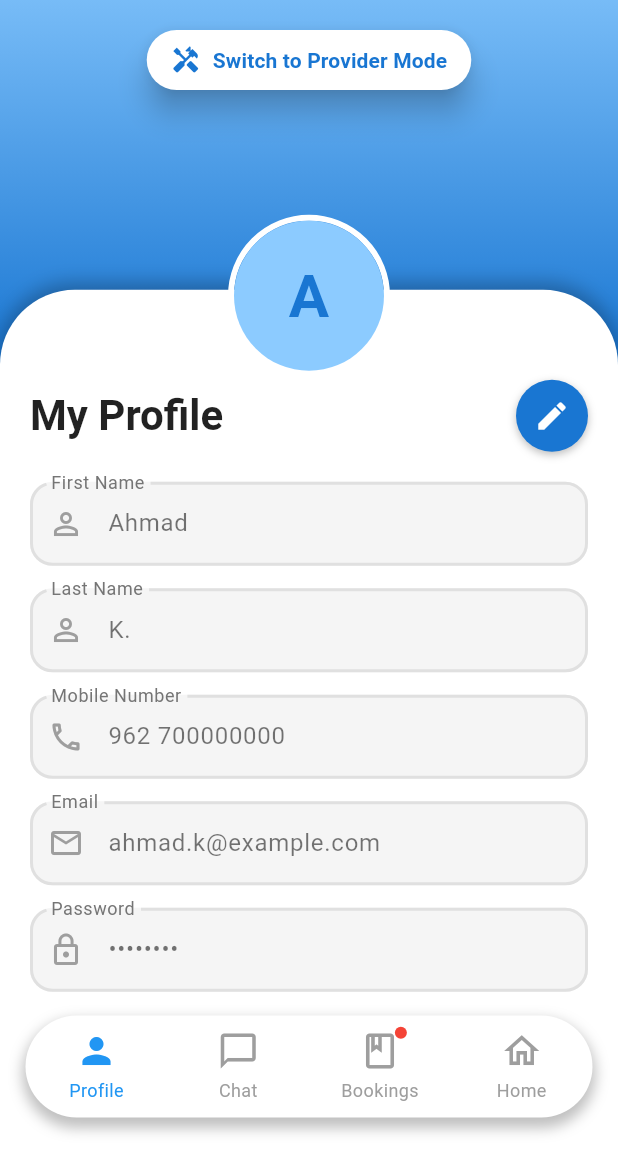
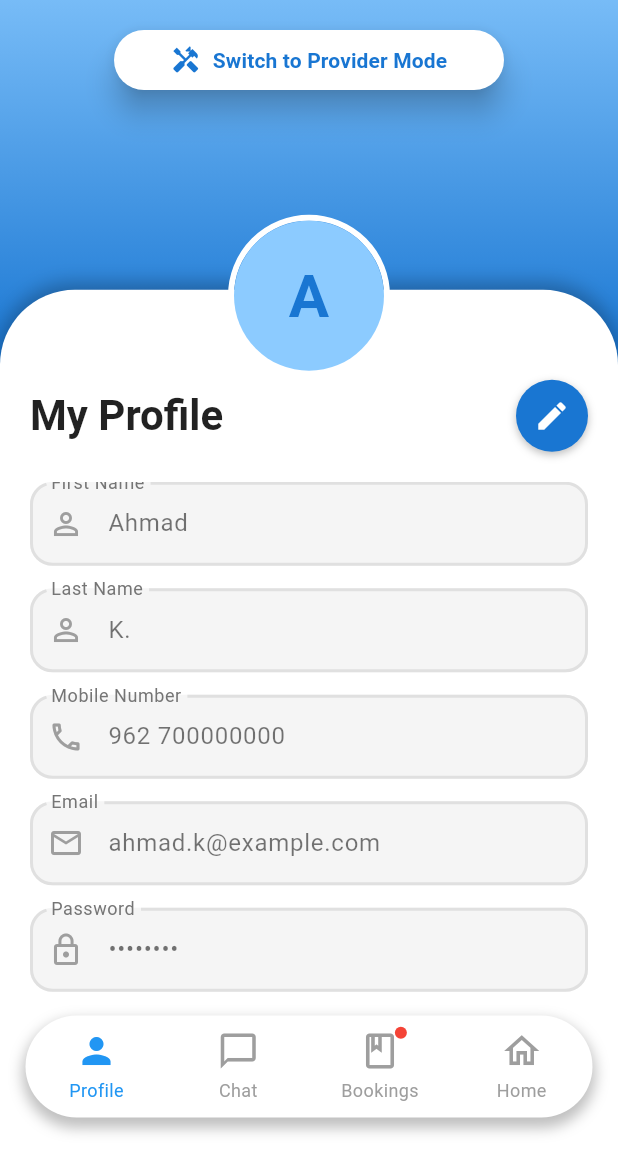
Before and after one commit to RashedGhanem11/Ajeer, a Flutter app: the ProfileScreen screen opened directly, on a phone screen of 412 x 824 dp, the part 81-1236 px from its top. Run offline on Flutter 3.47's test engine with Material 3 defaults, Android fonts, the phone set to English and light mode, and no system bars; our stand-ins replace image_picker.

Commit message:
feat: Update ProfileScreen layout with improved button flexibility and padding adjustments for better UI responsiveness

```diff
--- a/Ajeer.mobile/lib/screens/customer_screens/profile_screen.dart
+++ b/Ajeer.mobile/lib/screens/customer_screens/profile_screen.dart
@@ -25,6 +25,7 @@ class _ProfileScreenState extends State<ProfileScreen> {
   static const double _fieldVerticalPadding = 16.0;
   static const double _whiteContainerHeightRatio = 0.3;
   static const double _profileTextGapReduction = 10.0;
+  static const double _maxButtonWidth = 260.0;
 
   int _selectedIndex = 0;
   bool _isPasswordVisible = false;
@@ -216,7 +217,8 @@ class _ProfileScreenState extends State<ProfileScreen> {
           Row(
             mainAxisAlignment: MainAxisAlignment.center,
             children: [
-              Expanded(
+              Flexible(
+                flex: 3,
                 child: TextButton(
                   child: const Text(
                     'Cancel',
@@ -226,7 +228,8 @@ class _ProfileScreenState extends State<ProfileScreen> {
                 ),
               ),
               const SizedBox(width: 8),
-              Expanded(
+              Flexible(
+                flex: 2,
                 child: ElevatedButton(
                   style: ElevatedButton.styleFrom(
                     backgroundColor: _primaryBlue,
@@ -347,6 +350,8 @@ class _ProfileScreenState extends State<ProfileScreen> {
       left: 0,
       right: 0,
       child: Center(
+        child: SizedBox(
+          width: _maxButtonWidth,
           child: ElevatedButton.icon(
             onPressed: _showSwitchModeDialog,
             icon: const Icon(Icons.handyman, size: 20),
@@ -362,6 +367,7 @@ class _ProfileScreenState extends State<ProfileScreen> {
               ),
               padding: const EdgeInsets.symmetric(horizontal: 16, vertical: 10),
               elevation: 8,
+            ),
           ),
         ),
       ),
@@ -456,22 +462,25 @@ class _ProfileScreenState extends State<ProfileScreen> {
             ),
           ],
         ),
-        child: SingleChildScrollView(
-          padding: EdgeInsets.fromLTRB(
-            20.0,
-            (_profileAvatarHeight / 2) + 20.0 - _profileTextGapReduction,
-            20.0,
-            bottomNavClearance + 20.0,
-          ),
+        child: Padding(
+          padding: const EdgeInsets.symmetric(horizontal: 20.0),
           child: Column(
             crossAxisAlignment: CrossAxisAlignment.start,
             children: [
-              Row(
+              Padding(
+                padding: EdgeInsets.fromLTRB(
+                  0,
+                  (_profileAvatarHeight / 2) + 20.0 - _profileTextGapReduction,
+                  0,
+                  20.0,
+                ),
+                child: Row(
                   mainAxisAlignment: MainAxisAlignment.spaceBetween,
                   children: [
                     Text(
                       'My Profile',
-                    style: Theme.of(context).textTheme.headlineSmall?.copyWith(
+                      style: Theme.of(context).textTheme.headlineSmall
+                          ?.copyWith(
                             fontSize: 28,
                             fontWeight: FontWeight.bold,
                             color: Colors.black87,
@@ -480,7 +489,13 @@ class _ProfileScreenState extends State<ProfileScreen> {
                     _buildEditSaveButtons(),
                   ],
                 ),
-              const SizedBox(height: 20.0),
+              ),
+              Expanded(
+                child: SingleChildScrollView(
+                  padding: EdgeInsets.only(bottom: bottomNavClearance + 20.0),
+                  child: Column(
+                    crossAxisAlignment: CrossAxisAlignment.start,
+                    children: [
                       _buildInfoField(
                         controller: _firstNameController,
                         label: 'First Name',
@@ -508,6 +523,10 @@ class _ProfileScreenState extends State<ProfileScreen> {
                         label: 'Password',
                         icon: Icons.lock_outline,
                         isPassword: true,
+                      ),
+                    ],
+                  ),
+                ),
               ),
             ],
           ),
```
Lines whose indentation alone changed are shown as unchanged.
